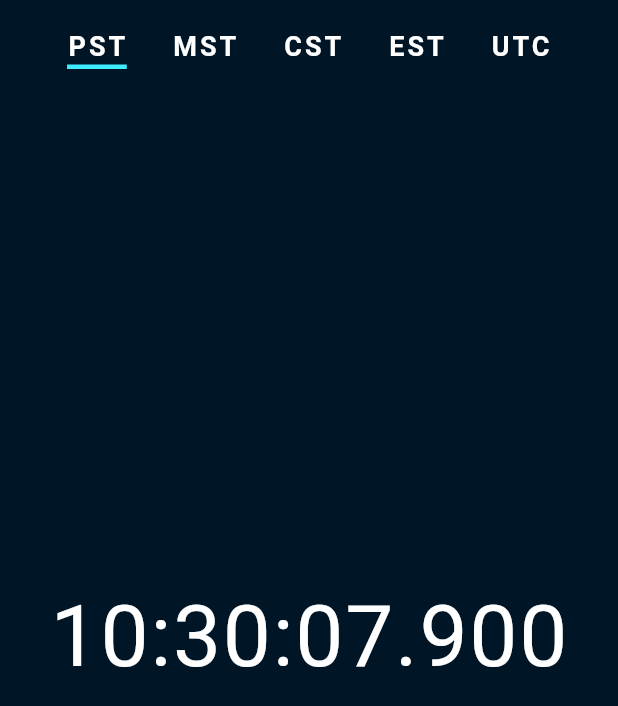
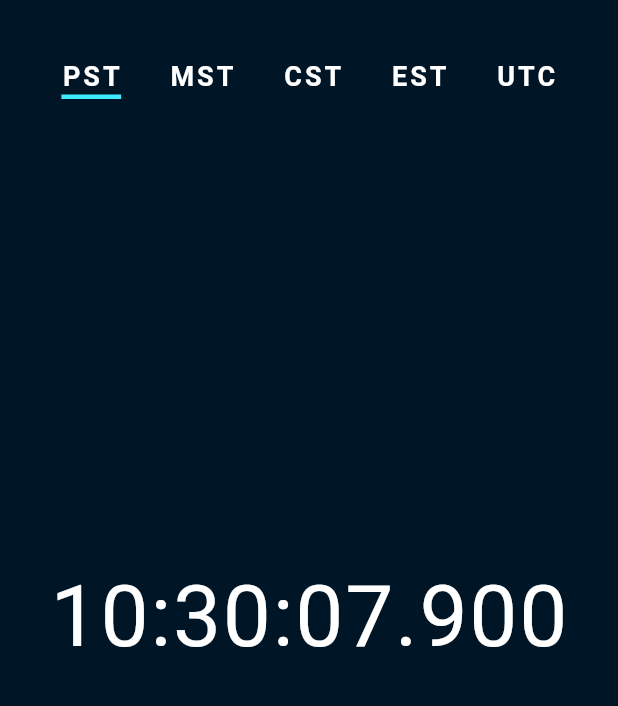
Before and after one commit to benweschler/precise_clock, a Flutter app: the screen it shows after launch, on a phone screen of 412 x 824 dp. Shown: the top 706 px of the screen. Run offline on Flutter 3.47's test engine with Material 3 defaults, Android fonts, the phone set to English and light mode, and no system bars; drawn by our look-alikes of flutter_animate.

Commit message:
Tab bar fills available width.
Tabs are now responsive buttons.

```diff
--- a/lib/animated_tab_switcher.dart
+++ b/lib/animated_tab_switcher.dart
@@ -2,6 +2,7 @@ import 'dart:ui';
 
 import 'package:precise_clock/iterable_utils.dart';
 import 'package:flutter/material.dart';
+import 'package:precise_clock/responsive_button.dart';
 import 'package:precise_clock/style.dart';
 
 class AnimatedTabSwitcher extends StatefulWidget {
@@ -65,13 +66,11 @@ class _TabSwitcher extends StatelessWidget {
 
   @override
   Widget build(BuildContext context) {
-
     return Row(
-      mainAxisAlignment: MainAxisAlignment.center,
+      mainAxisAlignment: MainAxisAlignment.spaceEvenly,
       children: <Widget>[
         for (int i = 0; i < labels.length; i++)
-          GestureDetector(
-            behavior: HitTestBehavior.translucent,
+          ResponsiveButton(
             onTap: () => onTabChanged(i),
             child: IntrinsicWidth(
               child: Column(
--- a/lib/main.dart
+++ b/lib/main.dart
@@ -4,6 +4,9 @@ import 'package:precise_clock/SlidingCrossFadeTransition.dart';
 import 'package:precise_clock/animated_tab_switcher.dart';
 
 import 'clock.dart';
+
+//TODO: use style insets
+//TODO: clean up style
 
 void main() {
   runApp(const ClockApp());
@@ -50,14 +53,20 @@ class _HomeState extends State<Home> {
   @override
   Widget build(BuildContext context) {
     return Padding(
-      padding: const EdgeInsets.symmetric(
-        horizontal: 40,
-        vertical: 20,
+      padding: const EdgeInsets.symmetric(horizontal: 40),
+      child: Stack(
+        children: [
+          Align(
+            alignment: Alignment.topCenter,
+            child: LayoutBuilder(
+                builder: (context, constraints) => SingleChildScrollView(
+                      scrollDirection: Axis.horizontal,
+                      child: Padding(
+                        padding: const EdgeInsets.only(top: 40),
+                        child: ConstrainedBox(
+                          constraints: BoxConstraints(
+                            minWidth: constraints.maxWidth,
                           ),
-      child: Column(
-        children: [
-          SingleChildScrollView(
-            scrollDirection: Axis.horizontal,
                           child: AnimatedTabSwitcher(
                             labels: const [
                               'PST',
@@ -69,7 +78,10 @@ class _HomeState extends State<Home> {
                             onTabChanged: (tab) => setState(() => _tab = tab),
                           ),
                         ),
-          Expanded(
+                      ),
+                    )),
+          ),
+          Positioned.fill(
             child: SlidingCrossFadeTransition(
               childKey: ValueKey(_tab),
               duration: 250.ms,
--- a/lib/responsive_button.dart
+++ b/lib/responsive_button.dart
@@ -9,20 +9,18 @@ class ResponsiveButton extends StatefulWidget {
   final double _scaleLowerBound;
 
   const ResponsiveButton({
-    Key? key,
+    super.key,
     required this.onTap,
     this.wrapperBuilder,
     required this.child,
-  })  : _scaleLowerBound = 0.925,
-        super(key: key);
+  })  : _scaleLowerBound = 0.925;
 
   const ResponsiveButton.large({
-    Key? key,
+    super.key,
     required this.onTap,
     this.wrapperBuilder,
     required this.child,
-  })  : _scaleLowerBound = 0.96,
-        super(key: key);
+  })  : _scaleLowerBound = 0.96;
 
   @override
   State<ResponsiveButton> createState() => _ResponsiveButtonState();
@@ -83,11 +81,10 @@ class _BaseResponsiveButton extends StatelessWidget {
   final Widget child;
 
   const _BaseResponsiveButton({
-    Key? key,
     required this.onTap,
     required this.onPressed,
     required this.child,
-  }) : super(key: key);
+  });
 
   @override
   Widget build(BuildContext context) {
```
Lines whose indentation alone changed are shown as unchanged.
